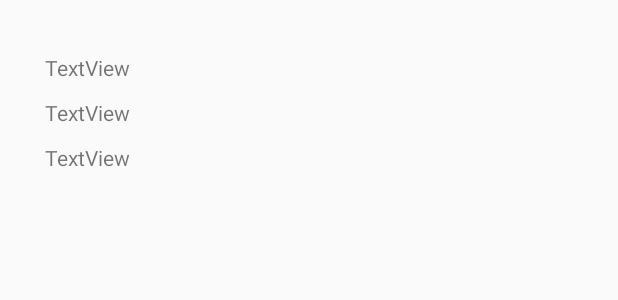
After one commit to LorenaDoria/Mysqliteappnueva, an Android app: the layout item_registro_login.xml on its own in the app's theme, with its tools: preview values and no code run, on a phone screen of 412 x 824 dp. The commit adds this screen. Shown: the top 300 px of the screen. Run offline under Robolectric (Android 15) with nearby library versions, the phone set to English and light mode, and no system bars.

Commit message:
app finished

```diff
--- a/app/build.gradle
+++ b/app/build.gradle
@@ -29,7 +29,9 @@ dependencies {
     implementation 'androidx.navigation:navigation-ui:2.0.0'
     implementation 'androidx.lifecycle:lifecycle-extensions:2.0.0'
     implementation 'com.google.android.gms:play-services-maps:16.1.0'
+    implementation 'com.google.firebase:firebase-database:19.2.0'
     testImplementation 'junit:junit:4.12'
     androidTestImplementation 'androidx.test:runner:1.1.1'
     androidTestImplementation 'androidx.test.espresso:espresso-core:3.1.1'
 }
+apply plugin: 'com.google.gms.google-services'
--- a/app/src/main/AndroidManifest.xml
+++ b/app/src/main/AndroidManifest.xml
@@ -6,6 +6,7 @@
          Google Maps Android API v2, but you must specify either coarse or fine
          location permissions for the 'MyLocation' functionality.
     -->
+    <uses-permission android:name="android.permission.INTERNET" />
     <uses-permission android:name="android.permission.ACCESS_FINE_LOCATION" />
     <uses-permission android:name="android.permission.ACCESS_COARSE_LOCATION" />
 
--- /dev/null
+++ b/app/src/main/res/layout/item_registro_login.xml
@@ -0,0 +1,29 @@
+<?xml version="1.0" encoding="utf-8"?>
+<LinearLayout xmlns:android="http://schemas.android.com/apk/res/android"
+    android:orientation="vertical"
+    android:layout_width="match_parent"
+    android:layout_height="match_parent"
+    android:padding="30dp">
+
+    <TextView
+        android:id="@+id/user_Logged"
+        android:layout_width="match_parent"
+        android:layout_height="wrap_content"
+        android:paddingVertical="5dp"
+        android:text="TextView" />
+
+    <TextView
+        android:id="@+id/rol_logged"
+        android:layout_width="match_parent"
+        android:layout_height="wrap_content"
+        android:paddingVertical="5dp"
+        android:text="TextView" />
+
+    <TextView
+        android:id="@+id/date_logged"
+        android:layout_width="match_parent"
+        android:layout_height="wrap_content"
+        android:paddingVertical="5dp"
+        android:text="TextView" />
+
+</LinearLayout>
--- a/build.gradle
+++ b/build.gradle
@@ -8,6 +8,7 @@ buildscript {
     }
     dependencies {
         classpath 'com.android.tools.build:gradle:3.5.0'
+        classpath 'com.google.gms:google-services:4.3.2'
 
         // NOTE: Do not place your application dependencies here; they belong
         // in the individual module build.gradle files
```
Also changed, not shown: app/src/main/java/com/example/mysqliteappnueva/Login.java (+29 -34 lines), app/src/main/java/com/example/mysqliteappnueva/Usuario.java (+16 -5 lines), app/src/main/java/com/example/mysqliteappnueva/ui/Adapter/ResistroLoginAdapter.java (added, +46 -0 lines), app/src/main/java/com/example/mysqliteappnueva/ui/gallery/GalleryFragment.java (+47 -2 lines), app/src/main/res/raw/json2.txt (+12 -1 lines), 1 other file.
